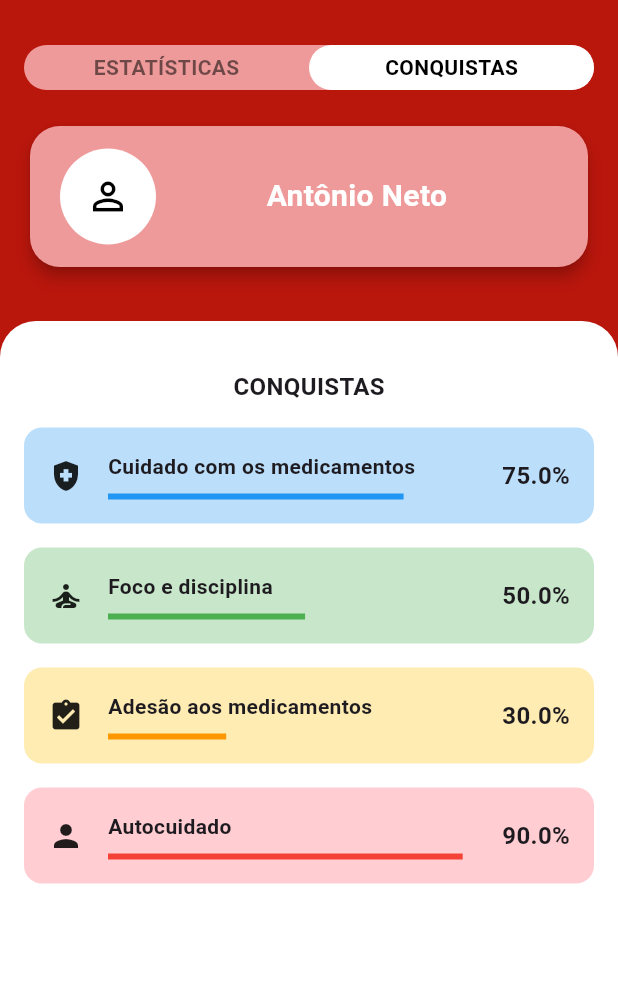
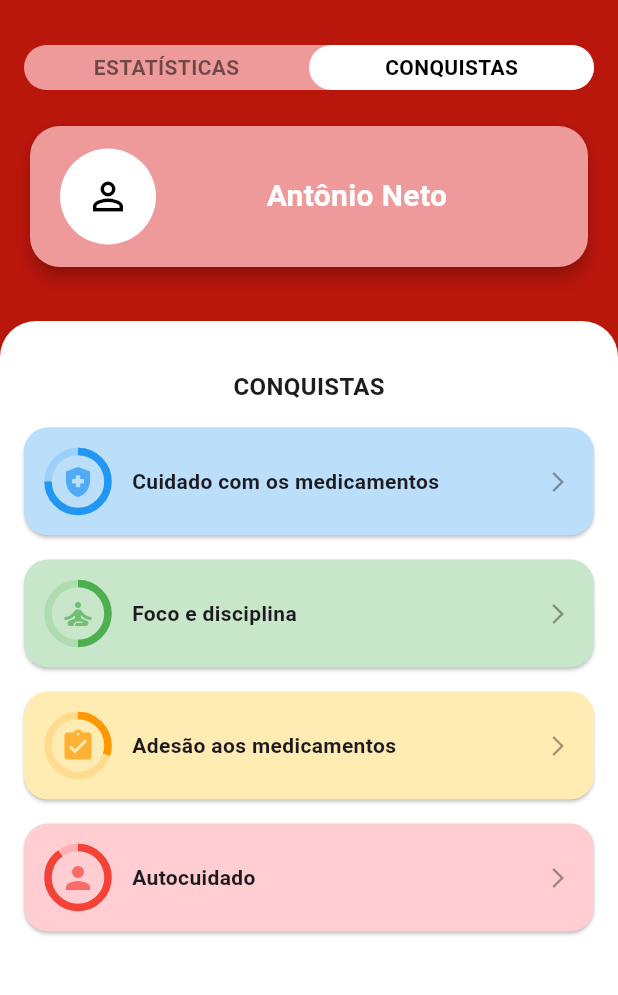
Before and after one commit to GESyCA/FarmacIA, a Flutter app: the ProfilePage screen opened directly, swiped to page 2, on a phone screen of 412 x 824 dp, the part 84-1079 px from its top. Run offline on Flutter 3.47's test engine with Material 3 defaults, Android fonts, the phone set to English and light mode, and no system bars; our stand-ins replace flutter_svg.

Commit message:
style: achivement cards

```diff
--- a/Paciente/farmacia/lib/app/data/models/achivement_model.dart
+++ b/Paciente/farmacia/lib/app/data/models/achivement_model.dart
@@ -2,7 +2,7 @@ import 'package:flutter/material.dart';
 
 class AchivementModel {
   final String title;
-  final Icon icon;
+  final IconData icon;
   final double progress; // Between 0-100
   final Color color;
   final Color progressColor;
--- a/Paciente/farmacia/lib/app/ui/widgets/achivements.dart
+++ b/Paciente/farmacia/lib/app/ui/widgets/achivements.dart
@@ -7,28 +7,28 @@ class Achivements extends StatelessWidget {
   final List<AchivementModel> achivements = [
     AchivementModel(
       title: "Cuidado com os medicamentos",
-      icon: const Icon(Icons.health_and_safety),
+      icon: Icons.health_and_safety,
       progress: 75,
       color: Colors.blue[100]!,
       progressColor: Colors.blue,
     ),
     AchivementModel(
       title: "Foco e disciplina",
-      icon: const Icon(Icons.self_improvement),
+      icon: Icons.self_improvement,
       progress: 50,
       color: Colors.green[100]!,
       progressColor: Colors.green,
     ),
     AchivementModel(
       title: "Adesão aos medicamentos",
-      icon: const Icon(Icons.assignment_turned_in),
+      icon: Icons.assignment_turned_in,
       progress: 30,
       color: Colors.amber[100]!,
       progressColor: Colors.orange,
     ),
     AchivementModel(
       title: "Autocuidado",
-      icon: const Icon(Icons.person),
+      icon: Icons.person,
       progress: 90,
       color: Colors.red[100]!,
       progressColor: Colors.red,
@@ -62,7 +62,7 @@ class Achivements extends StatelessWidget {
             ),
           ),
           const SizedBox(
-            height: 16,
+            height: 8,
           ),
           Expanded(
             child: ListView.builder(
@@ -80,51 +80,57 @@ class Achivements extends StatelessWidget {
   }
 
   Widget _buildAchivementCard(AchivementModel achivement) {
-    return Container(
-      margin: const EdgeInsets.only(bottom: 16),
-      padding: const EdgeInsets.all(16),
-      decoration: BoxDecoration(
+    return Card(
+      shape: RoundedRectangleBorder(
+        borderRadius: BorderRadius.circular(16),
+      ),
       color: achivement.color,
-        borderRadius: BorderRadius.circular(12),
+      margin: const EdgeInsets.symmetric(vertical: 8),
+      child: Padding(
+        padding: const EdgeInsets.all(16.0),
+        child: Row(
+          children: [
+            // Progress Circle
+            Stack(
+              alignment: Alignment.center,
+              children: [
+                SizedBox(
+                  width: 40,
+                  height: 40,
+                  child: CircularProgressIndicator(
+                    value: achivement.progress / 100,
+                    strokeWidth: 5,
+                    backgroundColor: achivement.progressColor.withOpacity(0.2),
+                    valueColor:
+                        AlwaysStoppedAnimation(achivement.progressColor),
                   ),
-      child: Row(
-        children: <Widget>[
+                ),
+                Icon(
                   achivement.icon,
-          const SizedBox(
-            width: 16,
+                  color: achivement.progressColor.withOpacity(0.7),
+                  size: 24,
                 ),
+              ],
+            ),
+            const SizedBox(width: 16),
             Expanded(
-            child: Column(
-              crossAxisAlignment: CrossAxisAlignment.start,
-              children: <Widget>[
-                Text(
+              child: Text(
                 achivement.title,
                 style: const TextStyle(
                   fontSize: 14,
-                    fontWeight: FontWeight.w600,
+                  fontWeight: FontWeight.bold,
                 ),
               ),
-                const SizedBox(
-                  height: 8,
             ),
-                LinearProgressIndicator(
-                  value: achivement.progress / 100,
-                  backgroundColor: achivement.color,
-                  valueColor: AlwaysStoppedAnimation<Color>(achivement.progressColor),
+
+            const Icon(
+              Icons.arrow_forward_ios,
+              size: 16,
+              color: Colors.black38,
             ),
           ],
         ),
       ),
-          Text(
-            "${achivement.progress}%",
-            style: const TextStyle(
-              fontSize: 16,
-              fontWeight: FontWeight.w600,
-            ),
-          ),
-        ],
-      ),
     );
   }
-
 }
```
Lines whose indentation alone changed are shown as unchanged.
